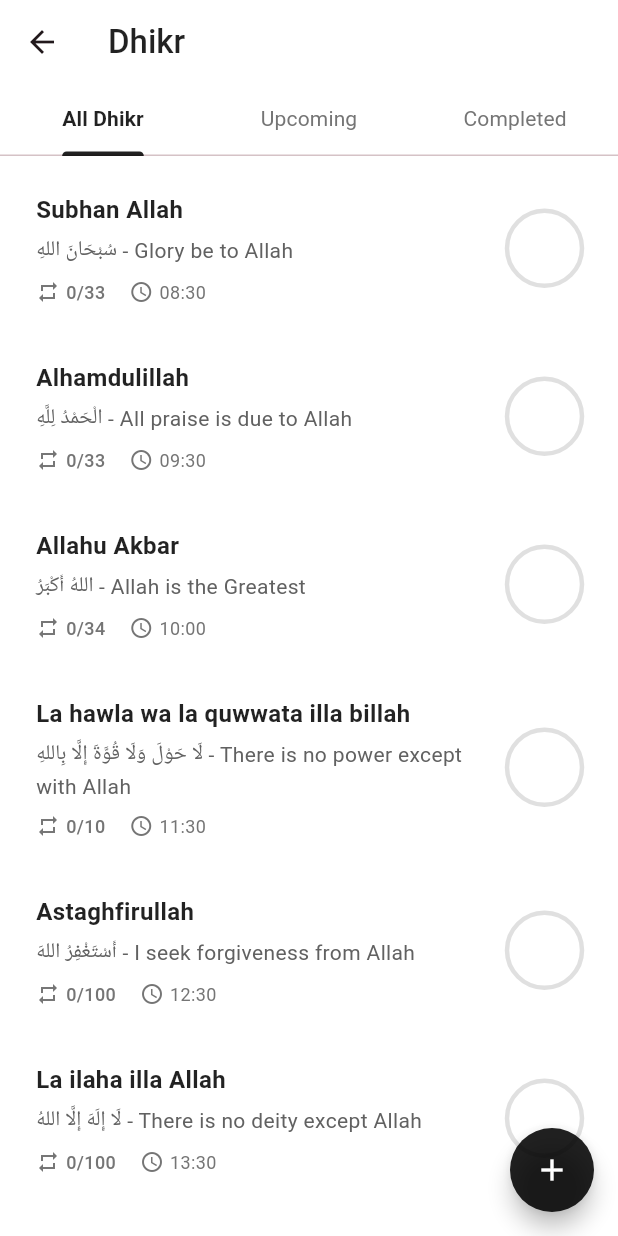
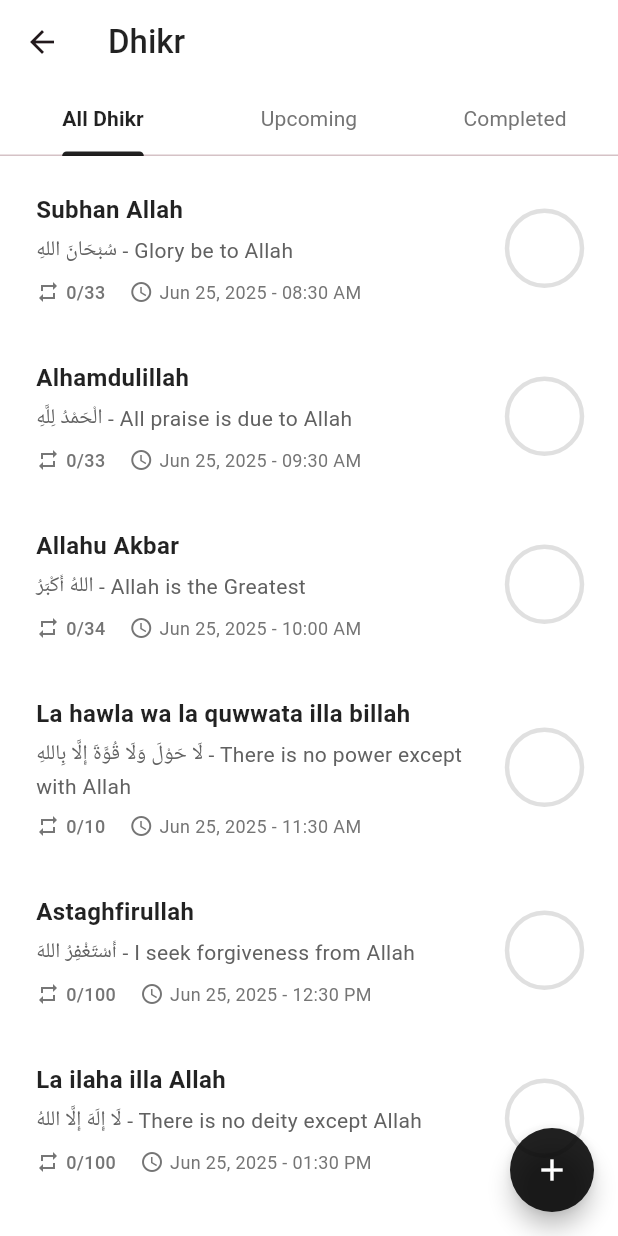
Before and after one commit to anjumArnab/Tasbih, a Flutter app: the Dhikrpage screen opened directly, on a phone screen of 412 x 824 dp. Run offline on Flutter 3.47's test engine with Material 3 defaults, Android fonts, the phone set to English and light mode, and no system bars; our stand-ins replace hive, hive_flutter; accounts and stored records are empty.

Commit message:
date and time format fixed

```diff
--- a/lib/widgets/dhikr_tile.dart
+++ b/lib/widgets/dhikr_tile.dart
@@ -33,7 +33,7 @@ class DhikrTile extends StatelessWidget {
           color: Colors.blue.withOpacity(0.5),
           borderRadius: BorderRadius.circular(5),
         ),
-        child: Icon(Icons.edit, color: Colors.white, size: 24),
+        child: const Icon(Icons.edit, color: Colors.white, size: 24),
       ),
       secondaryBackground: Container(
         alignment: Alignment.centerRight,
@@ -42,15 +42,13 @@ class DhikrTile extends StatelessWidget {
           color: Colors.red.withOpacity(0.5),
           borderRadius: BorderRadius.circular(5),
         ),
-        child: Icon(Icons.delete, color: Colors.white, size: 24),
+        child: const Icon(Icons.delete, color: Colors.white, size: 24),
       ),
       confirmDismiss: (direction) async {
         if (direction == DismissDirection.startToEnd) {
-          // Left to right swipe - Update
           _showUpdateDialog(context);
-          return false; // Don't dismiss the tile
+          return false;
         } else if (direction == DismissDirection.endToStart) {
-          // Right to left swipe - Delete
           return await _showDeleteConfirmationDialog(context);
         }
         return false;
@@ -216,17 +214,7 @@ class DhikrTile extends StatelessWidget {
   }
 
   String _formatDateTime(DateTime dateTime) {
-    final now = DateTime.now();
-    final difference = now.difference(dateTime);
-
-    if (difference.inDays == 0) {
-      return DateFormat('HH:mm').format(dateTime);
-    } else if (difference.inDays == 1) {
-      return 'Yesterday';
-    } else if (difference.inDays < 7) {
-      return DateFormat('EEEE').format(dateTime);
-    } else {
-      return DateFormat('MMM dd').format(dateTime);
-    }
+    // Example output: Jun 25, 2025 – 09:15 PM
+    return DateFormat('MMM dd, yyyy - hh:mm a').format(dateTime);
   }
 }
```
